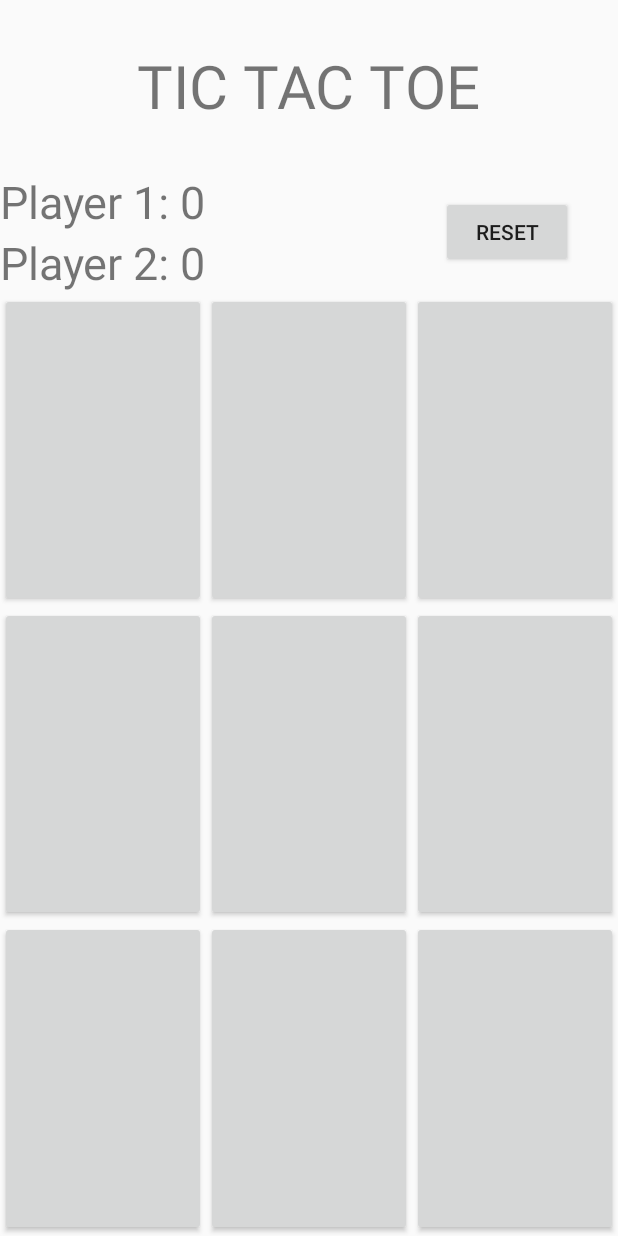
After one commit to pranataputr4/TicTacToe, an Android app: the GamePage screen opened directly, with no data from a screen before it, on a phone screen of 412 x 824 dp. The commit adds this screen. Run offline under Robolectric (Android 15) with nearby library versions, the phone set to English and light mode, and no system bars.

Commit message:
Buat layout game tic tac toe sederhana
Entah kenapa ga bisa di tempatku untuk dicoba, tolong test dulu sbelum di merge / yang lain...

```diff
--- a/app/src/main/AndroidManifest.xml
+++ b/app/src/main/AndroidManifest.xml
@@ -9,6 +9,7 @@
         android:roundIcon="@mipmap/ic_launcher_round"
         android:supportsRtl="true"
         android:theme="@style/AppTheme">
+        <activity android:name=".GamePage"></activity>
         <activity android:name=".MainActivity">
             <intent-filter>
                 <action android:name="android.intent.action.MAIN" />
--- /dev/null
+++ b/app/src/main/java/com/example/tictactoe/GamePage.java
@@ -0,0 +1,14 @@
+package com.example.tictactoe;
+
+import androidx.appcompat.app.AppCompatActivity;
+
+import android.os.Bundle;
+
+public class GamePage extends AppCompatActivity {
+
+    @Override
+    protected void onCreate(Bundle savedInstanceState) {
+        super.onCreate(savedInstanceState);
+        setContentView(R.layout.activity_game_page);
+    }
+}
--- a/app/src/main/java/com/example/tictactoe/MainActivity.java
+++ b/app/src/main/java/com/example/tictactoe/MainActivity.java
@@ -1,12 +1,17 @@
 package com.example.tictactoe;
 
+import androidx.annotation.RequiresApi;
 import androidx.appcompat.app.AppCompatActivity;
 
+import android.content.Intent;
+import android.os.Build;
 import android.os.Bundle;
+import android.view.View;
 import android.widget.Toolbar;
 
 public class MainActivity extends AppCompatActivity {
 
+    @RequiresApi(api = Build.VERSION_CODES.LOLLIPOP)
     @Override
     protected void onCreate(Bundle savedInstanceState) {
         super.onCreate(savedInstanceState);
@@ -17,4 +22,10 @@ public class MainActivity extends AppCompatActivity {
         getActionBar().setDisplayHomeAsUpEnabled(true);
 
     }
+
+    public void GoToGamePage(View view){
+        Intent intent = new Intent(this, GamePage.class);
+        startActivity(intent);
+    }
+
 }
--- /dev/null
+++ b/app/src/main/res/layout/activity_game_page.xml
@@ -0,0 +1,127 @@
+<?xml version="1.0" encoding="utf-8"?>
+<LinearLayout xmlns:android="http://schemas.android.com/apk/res/android"
+    xmlns:app="http://schemas.android.com/apk/res-auto"
+    xmlns:tools="http://schemas.android.com/tools"
+    android:layout_width="match_parent"
+    android:layout_height="match_parent"
+    android:orientation="vertical"
+    tools:context=".GamePage">
+
+    <TextView
+        android:layout_width="wrap_content"
+        android:layout_height="wrap_content"
+        android:text="TIC TAC TOE"
+        android:layout_gravity="center"
+        android:textSize="40dp"
+        android:layout_margin="30dp"/>
+
+    <RelativeLayout
+        android:layout_width="match_parent"
+        android:layout_height="wrap_content">
+
+        <TextView
+            android:id="@+id/text_p1"
+            android:layout_width="wrap_content"
+            android:layout_height="wrap_content"
+            android:text="Player 1: 0"
+            android:textSize="30sp"/>
+
+        <TextView
+            android:id="@+id/text_p2"
+            android:layout_width="wrap_content"
+            android:layout_height="wrap_content"
+            android:layout_below="@id/text_p1"
+            android:text="Player 2: 0"
+            android:textSize="30sp"/>
+
+        <Button
+            android:id="@+id/btn_reset"
+            android:layout_width="wrap_content"
+            android:layout_height="wrap_content"
+            android:layout_alignParentEnd="true"
+            android:layout_centerVertical="true"
+            android:layout_marginRight="30dp"
+            android:text="Reset"
+            android:layout_alignParentRight="true" />
+
+    </RelativeLayout>
+
+    <LinearLayout
+        android:layout_width="match_parent"
+        android:layout_height="0dp"
+        android:layout_weight="1" >
+
+        <Button
+            android:id="@+id/btn_00"
+            android:layout_width="0dp"
+            android:layout_height="match_parent"
+            android:layout_weight="1"
+            android:textSize="60sp"/>
+        <Button
+            android:id="@+id/btn_01"
+            android:layout_width="0dp"
+            android:layout_height="match_parent"
+            android:layout_weight="1"
+            android:textSize="60sp"/>
+        <Button
+            android:id="@+id/btn_02"
+            android:layout_width="0dp"
+            android:layout_height="match_parent"
+            android:layout_weight="1"
+            android:textSize="60sp"/>
+
+    </LinearLayout>
+
+    <LinearLayout
+        android:layout_width="match_parent"
+        android:layout_height="0dp"
+        android:layout_weight="1" >
+
+        <Button
+            android:id="@+id/btn_10"
+            android:layout_width="0dp"
+            android:layout_height="match_parent"
+            android:layout_weight="1"
+            android:textSize="60sp"/>
+        <Button
+            android:id="@+id/btn_11"
+            android:layout_width="0dp"
+            android:layout_height="match_parent"
+            android:layout_weight="1"
+            android:textSize="60sp"/>
+        <Button
+            android:id="@+id/btn_12"
+            android:layout_width="0dp"
+            android:layout_height="match_parent"
+            android:layout_weight="1"
+            android:textSize="60sp"/>
+
+    </LinearLayout>
+
+    <LinearLayout
+        android:layout_width="match_parent"
+        android:layout_height="0dp"
+        android:layout_weight="1" >
+
+        <Button
+            android:id="@+id/btn_20"
+            android:layout_width="0dp"
+            android:layout_height="match_parent"
+            android:layout_weight="1"
+            android:textSize="60sp"/>
+        <Button
+            android:id="@+id/btn_21"
+            android:layout_width="0dp"
+            android:layout_height="match_parent"
+            android:layout_weight="1"
+            android:textSize="60sp"/>
+        <Button
+            android:id="@+id/btn_22"
+            android:layout_width="0dp"
+            android:layout_height="match_parent"
+            android:layout_weight="1"
+            android:textSize="60sp"/>
+
+    </LinearLayout>
+
+</LinearLayout>
--- a/app/src/main/res/layout/activity_main.xml
+++ b/app/src/main/res/layout/activity_main.xml
@@ -12,6 +12,12 @@
         android:layout_width="match_parent"
         android:layout_height="wrap_content"
         tools:ignore="NewApi,UnusedAttribute" />
+    <Button
+        android:layout_width="wrap_content"
+        android:layout_height="wrap_content"
+        android:onClick="GoToGamePage"
+        android:text="test ke game page"
+        tools:ignore="HardcodedText" />
     <LinearLayout
         android:orientation="vertical"
         android:gravity="center"
@@ -95,6 +101,8 @@
             android:layout_height="15sp"
             tools:ignore="UselessLeaf" />
         <Button
+            android:id="@+id/btn_login"
+            android:onClick="GoToGamePage"
             android:textStyle="bold"
             android:textColor="#3B4EF3"
             android:background="@drawable/foem"
```
